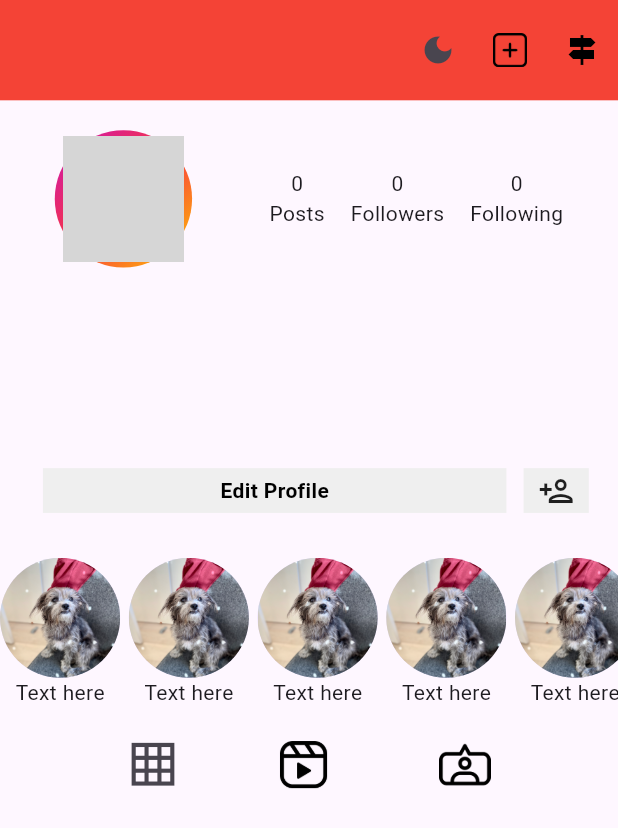
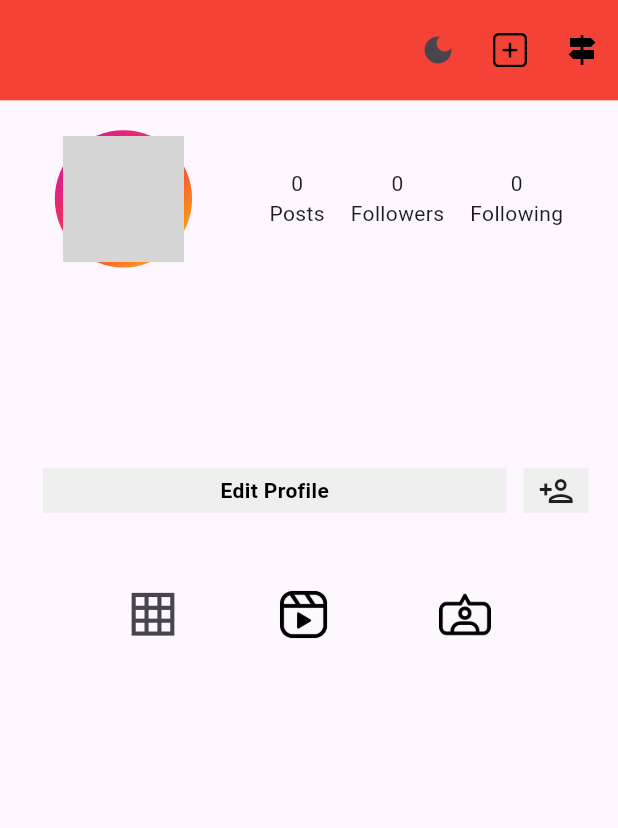
Before and after one commit to OMARH2002/Instagram_App_Mirror, a Flutter app: the ProfileScreen screen opened directly, on a phone screen of 412 x 824 dp. Shown: the top 828 px of the screen. Run offline on Flutter 3.47's test engine with Material 3 defaults, Android fonts, the phone set to English and light mode, and no system bars; our stand-ins replace cached_network_image, chewie, cloud_firestore, firebase_auth, firebase_core, firebase_storage and 5 more; accounts and stored records are empty; network calls fail; grey boxes are pictures that could not be loaded.

Commit message:
worked update

```diff
--- a/lib/UI/PROFILE SCREENS/PROFILE_SCREEN.dart
+++ b/lib/UI/PROFILE SCREENS/PROFILE_SCREEN.dart
@@ -6,6 +6,8 @@ import 'package:instagram_duplicate_app/LOGIC/USER_PROFILE_PAGE/cubit.dart';
 import 'package:instagram_duplicate_app/LOGIC/USER_PROFILE_PAGE/state.dart';
 import 'package:instagram_duplicate_app/UI/PROFILE%20SCREENS/CREATE_USER_PROFILE.dart';
 import 'package:instagram_duplicate_app/UI/WIDGETS/signout.dart';
+import 'package:instagram_duplicate_app/themes/themes.dart';
+import 'package:provider/provider.dart';
 
 
 
@@ -51,8 +53,12 @@ class _ProfileScreenState extends State<ProfileScreen> {
 
                   actions: [
 
-                    IconButton(onPressed: (){}, icon: Icon(Icons.dark_mode)),
+                    IconButton(onPressed: (){
+                      Provider.of<ThemeNotifier>(context, listen: false).toggleTheme();
+                    }, icon: Icon(Icons.dark_mode)),
+
                     IconButton(onPressed: (){}, icon: Image(image: AssetImage("assets/ICONS/Add_Icon.png",),width: 20.w,height: 20.h,)),
+
                     IconButton(
                       onPressed: () {
                         showSignOutMenu(context); // Call the function from the separate file
@@ -173,64 +179,7 @@ class _ProfileScreenState extends State<ProfileScreen> {
 
 
 
-                      SingleChildScrollView(
-                        scrollDirection: Axis.horizontal,
-                        child: Row(
-                          mainAxisAlignment: MainAxisAlignment.center,
-                          children: [
-                            Column(
-                              children: [
-                                CircleAvatar(
-                                  radius: 35.r,
-                                  backgroundImage: AssetImage('assets/IMAGES/profilepic.png'),
-                                ),
-                                Text("Text here"),
-                              ],
-                            ),
-                            SizedBox(width: 5.w),
-                            Column(
-                              children: [
-                                CircleAvatar(
-                                  radius: 35.r,
-                                  backgroundImage: AssetImage('assets/IMAGES/profilepic.png'),
-                                ),
-                                Text("Text here"),
-                              ],
-                            ),
-                            SizedBox(width: 5.w),
-                            Column(
-                              children: [
-                                CircleAvatar(
-                                  radius: 35.r,
-                                  backgroundImage: AssetImage('assets/IMAGES/profilepic.png'),
-                                ),
-                                Text("Text here"),
-                              ],
-                            ),
 
-                            SizedBox(width: 5.w),
-                            Column(
-                              children: [
-                                CircleAvatar(
-                                  radius: 35.r,
-                                  backgroundImage: AssetImage('assets/IMAGES/profilepic.png'),
-                                ),
-                                Text("Text here"),
-                              ],
-                            ),
-                            SizedBox(width: 5.w),
-                            Column(
-                              children: [
-                                CircleAvatar(
-                                  radius: 35.r,
-                                  backgroundImage: AssetImage('assets/IMAGES/profilepic.png'),
-                                ),
-                                Text("Text here"),
-                              ],
-                            ),
-                          ],
-                        ),
-                      ),
                       SizedBox(height: 10.h,),
                       Row(
                         mainAxisAlignment: MainAxisAlignment.center,  // Center the icons
--- a/lib/main.dart
+++ b/lib/main.dart
@@ -9,19 +9,17 @@ import 'package:instagram_duplicate_app/LOGIC/REELS/cubit.dart';
 import 'package:instagram_duplicate_app/LOGIC/SEARCH/cubit.dart';
 import 'package:instagram_duplicate_app/LOGIC/SHOPPING/cubit.dart';
 
+import 'package:instagram_duplicate_app/themes/appthemes.dart';
+import 'package:provider/provider.dart';
 import 'package:instagram_duplicate_app/UI/SPLASH_SCREEN/SPLASH_SCREEN_ICON.dart';
+
+import 'package:instagram_duplicate_app/themes/themes.dart';
 
 
 
-import 'package:instagram_duplicate_app/UI/WELCOME%20SCREENS/LOGIN_SCREEN.dart';
-import 'package:instagram_duplicate_app/UI/shopping/uplaod%20screen.dart';
-import 'package:instagram_duplicate_app/themes/themes.dart';
-import 'package:provider/provider.dart';
 
-
-void main()async {
+void main() async {
   WidgetsFlutterBinding.ensureInitialized();
-
   await Firebase.initializeApp();
   runApp(const MyApp());
 }
@@ -29,46 +27,35 @@ void main()async {
 class MyApp extends StatelessWidget {
   const MyApp({super.key});
 
-  // This widget is the root of your application.
   @override
   Widget build(BuildContext context) {
     return ScreenUtilInit(
-        designSize: Size(360, 690), // Base size (adjust if needed)
+      designSize: const Size(360, 690), // Base size (adjust if needed)
       minTextAdapt: true,
       splitScreenMode: true,
-
-    child:
-    MultiBlocProvider(
+      child: ChangeNotifierProvider(
+        create: (_) => ThemeNotifier(), // Provide the ThemeNotifier
+        child: MultiBlocProvider(
           providers: [
-
-
             BlocProvider(create: (context) => HomeCubit()),
             BlocProvider(create: (context) => ReelCubit()),
             BlocProvider(create: (context) => ShoppingCubit()),
-        BlocProvider(create: (context) => SearchCubit())
-
+            BlocProvider(create: (context) => SearchCubit()),
           ],
-
-      child: ChangeNotifierProvider(
-        create: (_) => ThemeManager(), // Provide ThemeManager
-        child: Consumer<ThemeManager>(
-
-          builder: (context, themeManager, child) {
+          child: Consumer<ThemeNotifier>(
+            builder: (context, notifier, child) {
               return MaterialApp(
-              title: 'Flutter Demo',
-              theme: themeManager.isDarkMode
-                  ? ThemeData.dark().copyWith(
-                scaffoldBackgroundColor: Colors.black,
-                appBarTheme: const AppBarTheme(backgroundColor: Colors.black),
-              )
-                  : ThemeData.light(), // Light Theme
+                title: 'Instagram Duplicate App',
+                theme: AppThemes.lightTheme, // Use your custom light theme
+                darkTheme: AppThemes.darkTheme, // Use your custom dark theme
+                themeMode: notifier.themeMode, // Dynamic theme mode
                 debugShowCheckedModeBanner: false,
-
-              home: SplashScreenIcon(),
+                home: const SplashScreenIcon(),
               );
             },
           ),
         ),
-    ));
+      ),
+    );
   }
 }
--- /dev/null
+++ b/lib/themes/appthemes.dart
@@ -0,0 +1,16 @@
+import 'package:flutter/material.dart';
+
+class AppThemes {
+  static final ThemeData lightTheme = ThemeData.light().copyWith(
+    bottomNavigationBarTheme: const BottomNavigationBarThemeData(
+      backgroundColor: Colors.white, // White in light mode
+    ),
+  );
+
+  static final ThemeData darkTheme = ThemeData.dark().copyWith(
+    bottomNavigationBarTheme: const BottomNavigationBarThemeData(
+      backgroundColor: Colors.white, // Black in dark mode
+
+    ),
+  );
+}
--- a/lib/themes/themes.dart
+++ b/lib/themes/themes.dart
@@ -1,46 +1,12 @@
 import 'package:flutter/material.dart';
 
-class ThemeManager with ChangeNotifier {
-  bool _isDarkMode = false;
+class ThemeNotifier with ChangeNotifier {
+  ThemeMode _themeMode = ThemeMode.light;
 
-  bool get isDarkMode => _isDarkMode;
+  ThemeMode get themeMode => _themeMode;
 
-  void toggleTheme(bool isDarkMode) {
-    _isDarkMode = isDarkMode;
-    notifyListeners(); // Notify UI to rebuild with new theme
+  void toggleTheme() {
+    _themeMode = _themeMode == ThemeMode.light ? ThemeMode.dark : ThemeMode.light;
+    notifyListeners();
   }
-
-  ThemeData get lightTheme => ThemeData(
-    brightness: Brightness.light,
-    primarySwatch: Colors.blue,
-    scaffoldBackgroundColor: Colors.white,
-    appBarTheme: const AppBarTheme(
-      backgroundColor: Colors.white,
-      foregroundColor: Colors.black,
-      elevation: 1,
-    ),
-    textTheme: const TextTheme(
-      bodyLarge: TextStyle(color: Colors.black),
-      bodyMedium: TextStyle(color: Colors.black),
-    ),
-    cardColor: Colors.grey[200],
-    iconTheme: const IconThemeData(color: Colors.black),
-  );
-
-  ThemeData get darkTheme => ThemeData(
-    brightness: Brightness.dark,
-    primarySwatch: Colors.deepPurple,
-    scaffoldBackgroundColor: Colors.black,
-    appBarTheme: const AppBarTheme(
-      backgroundColor: Colors.black,
-      foregroundColor: Colors.white,
-      elevation: 1,
-    ),
-    textTheme: const TextTheme(
-      bodyLarge: TextStyle(color: Colors.white),
-      bodyMedium: TextStyle(color: Colors.white),
-    ),
-    cardColor: Colors.grey[800],
-    iconTheme: const IconThemeData(color: Colors.white),
-  );
 }
--- a/pubspec.yaml
+++ b/pubspec.yaml
@@ -59,6 +59,7 @@ dependencies:
 
 
 
+
 dev_dependencies:
   flutter_test:
     sdk: flutter
```
Also changed, not shown: 4 other files. Lines whose indentation alone changed are shown as unchanged.
